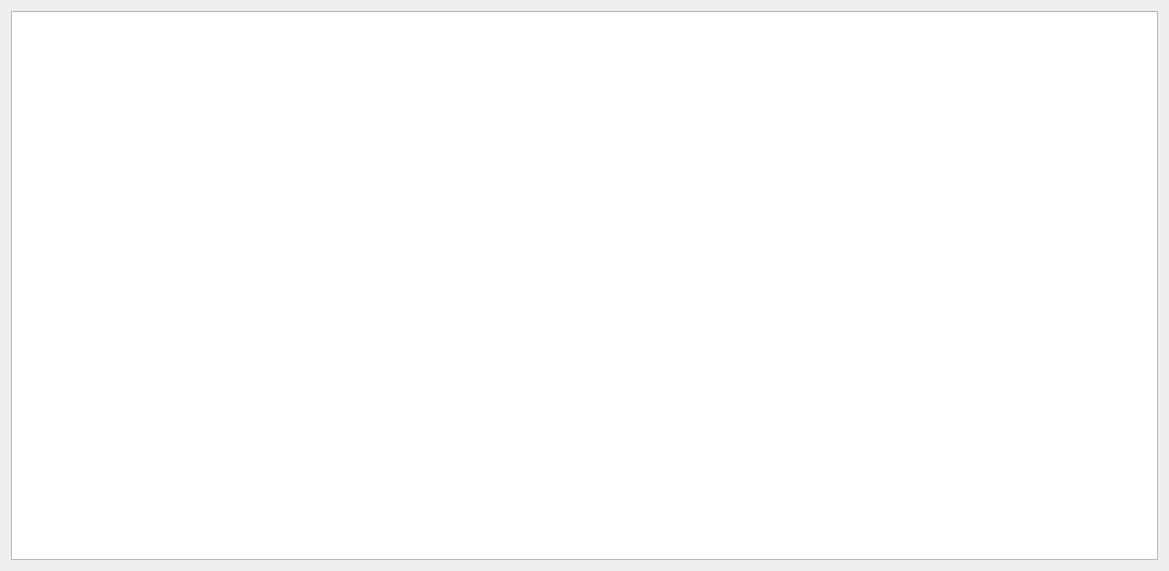
bogdan-constandache/SystemToolKit, file mva/Licenta/gui/forms/device_manager_widget.ui: the form before one commit.
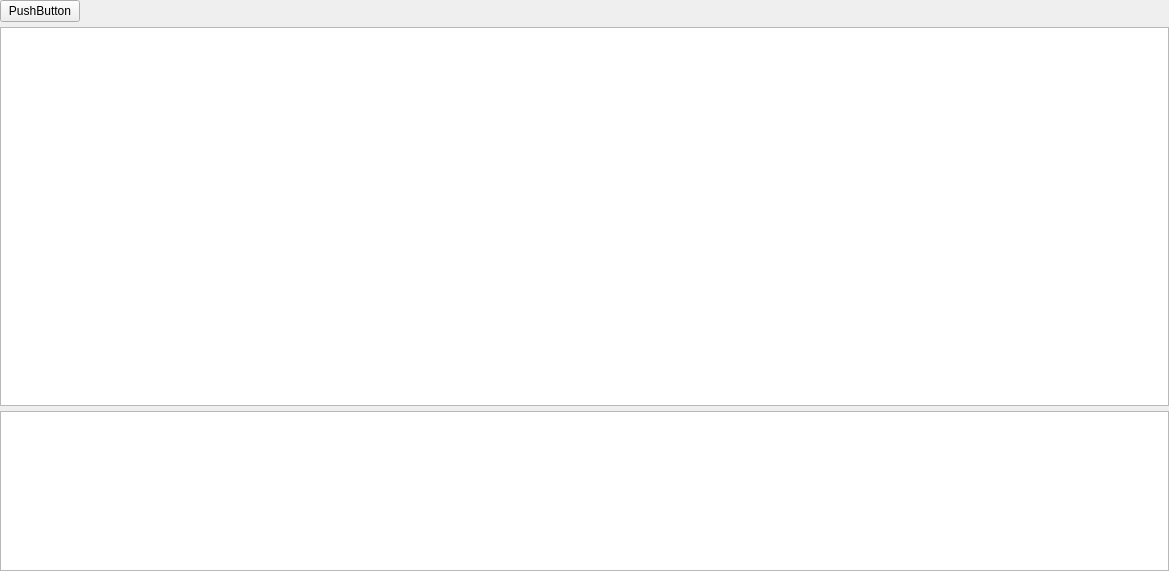
The form after the commit.

Commit message: device manager fixes

The edit to the form file:
```diff
--- a/mva/Licenta/gui/forms/device_manager_widget.ui
+++ b/mva/Licenta/gui/forms/device_manager_widget.ui
@@ -14,9 +14,58 @@
    <string>Form</string>
   </property>
   <layout class="QVBoxLayout" name="verticalLayout">
+   <property name="spacing">
+    <number>5</number>
+   </property>
+   <property name="leftMargin">
+    <number>0</number>
+   </property>
+   <property name="topMargin">
+    <number>0</number>
+   </property>
+   <property name="rightMargin">
+    <number>0</number>
+   </property>
+   <property name="bottomMargin">
+    <number>0</number>
+   </property>
+   <item>
+    <layout class="QHBoxLayout" name="hLayoutButton">
+     <item>
+      <widget class="QPushButton" name="btnProperties">
+       <property name="text">
+        <string>PushButton</string>
+       </property>
+      </widget>
+     </item>
+     <item>
+      <spacer name="hSpacerH1">
+       <property name="orientation">
+        <enum>Qt::Horizontal</enum>
+       </property>
+       <property name="sizeHint" stdset="0">
+        <size>
+         <width>40</width>
+         <height>0</height>
+        </size>
+       </property>
+      </spacer>
+     </item>
+    </layout>
+   </item>
    <item>
     <widget class="QTreeView" name="treeView"/>
    </item>
+   <item>
+    <widget class="QTreeView" name="treeViewProperties">
+     <property name="maximumSize">
+      <size>
+       <width>16777215</width>
+       <height>160</height>
+      </size>
+     </property>
+    </widget>
+   </item>
   </layout>
  </widget>
  <resources/>
```
The commit also changes 8 other files.
